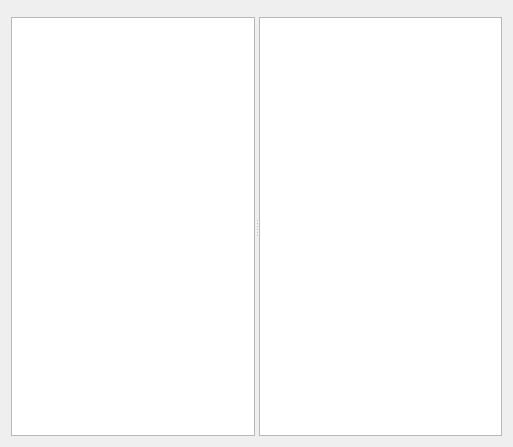
First picture: the form in src/localview.ui, repository kitech/nullfxp, before the edit.
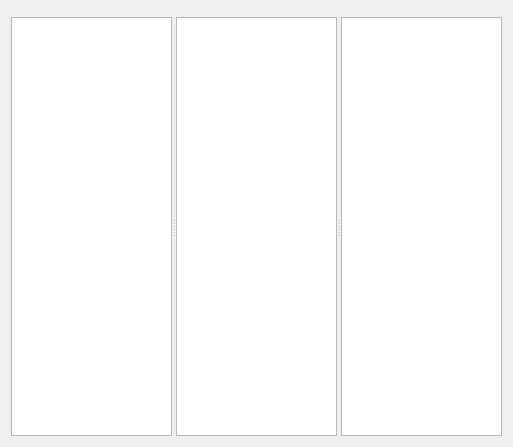
Second picture: the form after the edit. Custom widgets are drawn as their Qt base class.

Commit message: add icon view for both local/remote file view.

Patch:
```diff
--- a/src/localview.ui
+++ b/src/localview.ui
@@ -62,6 +62,7 @@
        <bool>true</bool>
       </property>
      </widget>
+     <widget class="QListView" name="listView"/>
     </widget>
    </item>
   </layout>
```
The commit also changes 12 other files.
